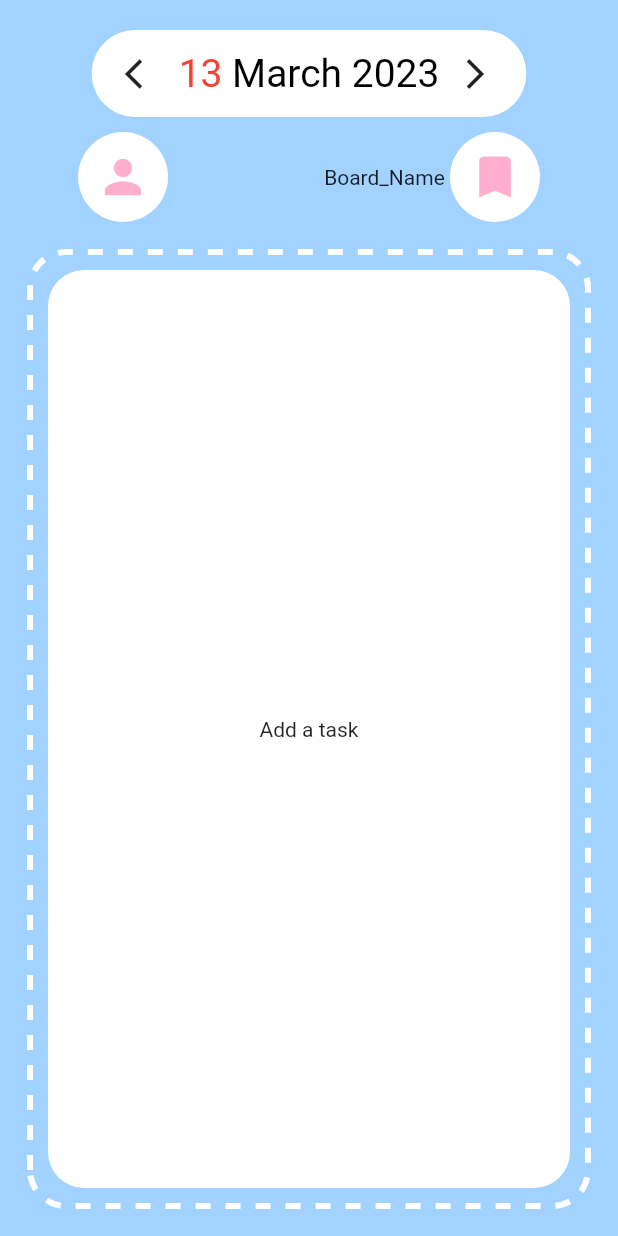
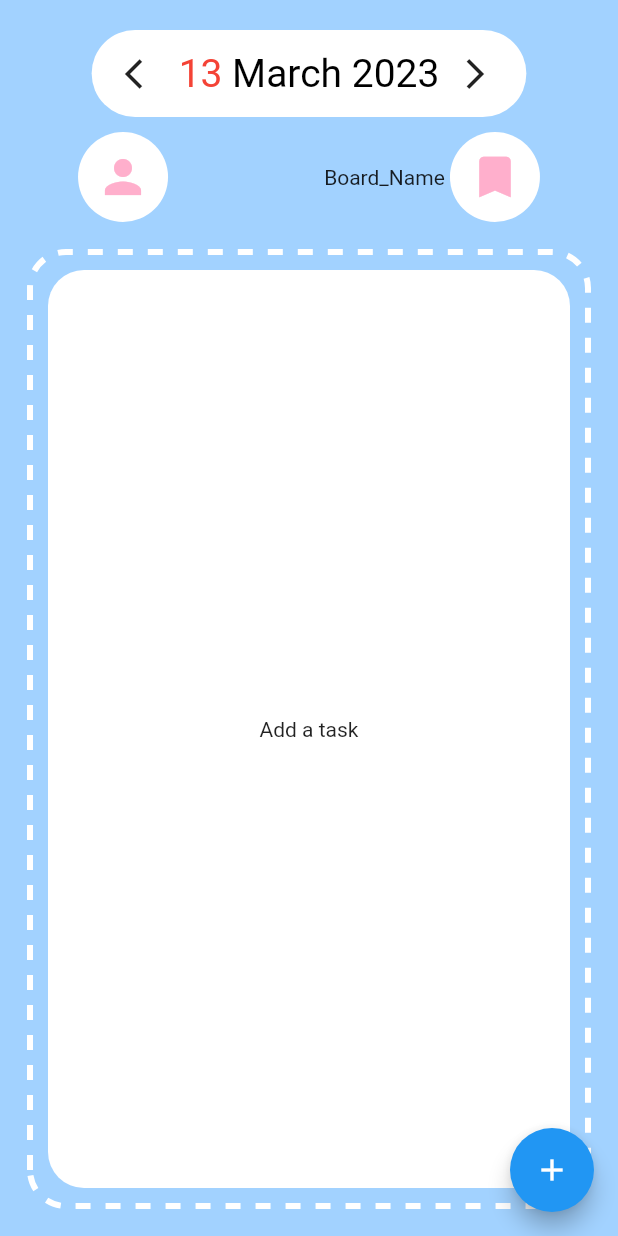
Before and after one commit to Bug-Too/CollabTasks, a Flutter app: the screen it shows after launch, on a phone screen of 412 x 824 dp. Run offline on Flutter 3.47's test engine with Material 2 defaults, Android fonts, the phone set to English and light mode, and no system bars; drawn by our look-alikes of dotted_border.

Commit message:
add floating add button

```diff
--- a/lib/todo_page.dart
+++ b/lib/todo_page.dart
@@ -208,9 +208,17 @@ class _TodoPageState extends State<TodoPage> {
                       child: Text('Add a task'),
                     )),
               ),
-            ))
+            )),
+
           ],
         ),
+      ),
+      floatingActionButton: FloatingActionButton(
+        onPressed: () {
+          // Add your onPressed code here!
+        },
+        backgroundColor: Colors.blue,
+        child: const Icon(Icons.add),
       ),
     );
   }
```
